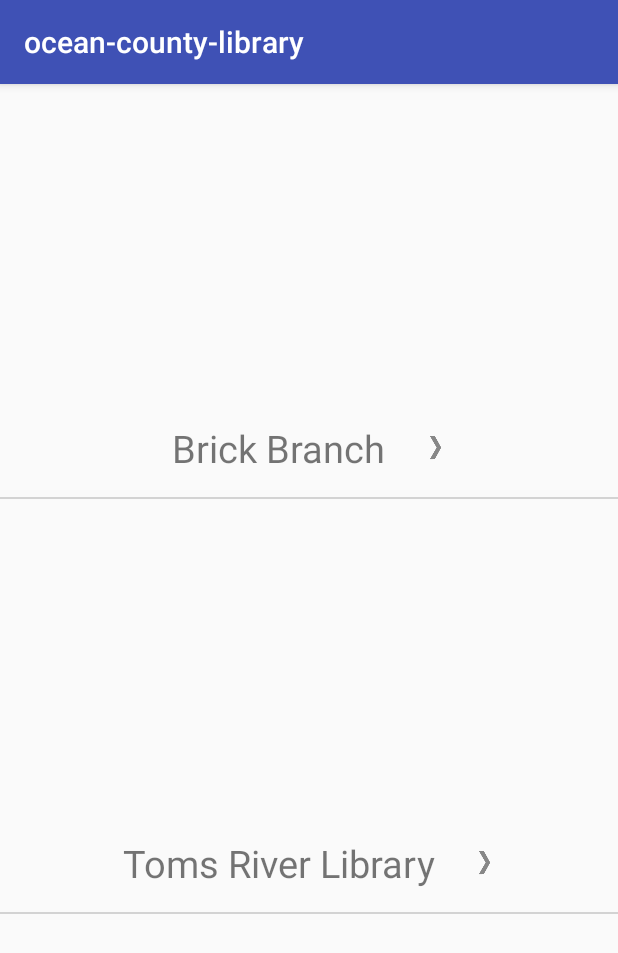
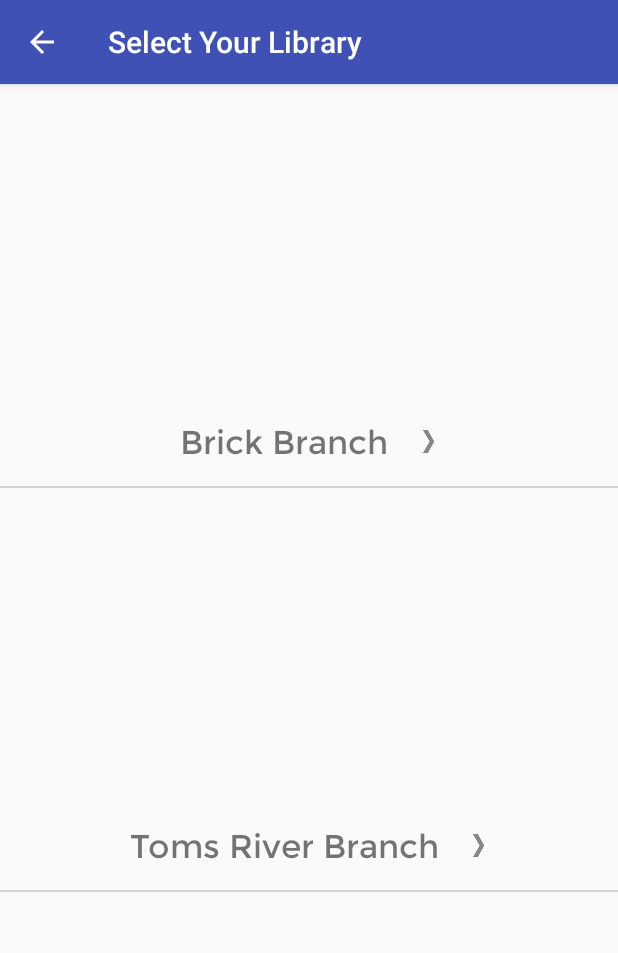
Before and after one commit to gfitz/upgraded-ocean-county-library, an Android app: the LibraryLocatorFragment screen opened directly, with no data from a screen before it, on a phone screen of 412 x 824 dp. Shown: the top 953 px of the screen. Run offline under Robolectric (Android 15) with nearby library versions, the phone set to English and light mode, and no system bars.

```diff
--- a/app/src/main/AndroidManifest.xml
+++ b/app/src/main/AndroidManifest.xml
@@ -21,7 +21,8 @@
         <activity android:name=".modules.library_website.LibraryWebsiteActivity"
             android:parentActivityName=".modules.home.HomeActivity"/>
 
-        <activity android:name=".modules.library_locator.LibraryLocatorActivity"/>
+        <activity android:name=".modules.library_locator.LibraryLocatorActivity"
+            android:parentActivityName=".modules.home.HomeActivity"/>
 
     </application>
 
--- a/app/src/main/java/com/sunlightsoftware/android/ocean_county_library/Constant.java
+++ b/app/src/main/java/com/sunlightsoftware/android/ocean_county_library/Constant.java
@@ -15,5 +15,8 @@ public class Constant {
     public static final Uri myAccountURL = Uri
             .parse("https://pac.theoceancountylibrary.org/Mobile/MyAccount/Logon");
 
+    //Typeface
+    public static final String MONTSERRAT_FONT = "fonts/Montserrat-Regular.ttf";
+
 
 }
--- a/app/src/main/java/com/sunlightsoftware/android/ocean_county_library/components/view_components/homebutton/HomeButton.java
+++ b/app/src/main/java/com/sunlightsoftware/android/ocean_county_library/components/view_components/homebutton/HomeButton.java
@@ -10,6 +10,7 @@ import android.widget.LinearLayout;
 import android.widget.RelativeLayout;
 import android.widget.TextView;
 
+import com.sunlightsoftware.android.ocean_county_library.Constant;
 import com.sunlightsoftware.android.ocean_county_library.R;
 
 /**
@@ -43,7 +44,7 @@ public class HomeButton extends RelativeLayout {
         mHomeButtonIcon = (ImageView) findViewById(R.id.home_button_icon);
         mHomeButtonDescription = (TextView) findViewById(R.id.home_button_description);
         mHomeButtonDescription.setTypeface(Typeface
-                .createFromAsset(getContext().getAssets(), "fonts/Montserrat-Regular.ttf"));
+                .createFromAsset(getContext().getAssets(), Constant.MONTSERRAT_FONT));
         mButton = (Button) findViewById(R.id.home_button);
     }
 
--- a/app/src/main/java/com/sunlightsoftware/android/ocean_county_library/modules/home/HomeFragment.java
+++ b/app/src/main/java/com/sunlightsoftware/android/ocean_county_library/modules/home/HomeFragment.java
@@ -46,7 +46,7 @@ public class HomeFragment extends Fragment {
         View v = inflater.inflate(R.layout.fragment_home, container, false);
 
         mBannerTextView = (TextView) v.findViewById(R.id.home_banner_text_view);
-        mBannerTextView.setTypeface(Typeface.createFromAsset(getActivity().getAssets(), "fonts/Montserrat-Regular.ttf"));
+        mBannerTextView.setTypeface(Typeface.createFromAsset(getActivity().getAssets(), Constant.MONTSERRAT_FONT));
 
         mSearchTheCatalogButton = (HomeButton) v.findViewById(R.id.search_the_catalog_button);
         mSearchTheCatalogButton.setImageResource(R.drawable.searchthecatalog);
--- a/app/src/main/java/com/sunlightsoftware/android/ocean_county_library/modules/library_locator/LibraryLocatorFragment.java
+++ b/app/src/main/java/com/sunlightsoftware/android/ocean_county_library/modules/library_locator/LibraryLocatorFragment.java
@@ -1,9 +1,11 @@
 package com.sunlightsoftware.android.ocean_county_library.modules.library_locator;
 
 import android.graphics.Point;
+import android.graphics.Typeface;
 import android.os.Bundle;
 import android.support.annotation.Nullable;
 import android.support.v4.app.Fragment;
+import android.support.v7.app.AppCompatActivity;
 import android.support.v7.widget.LinearLayoutManager;
 import android.support.v7.widget.RecyclerView;
 import android.view.LayoutInflater;
@@ -12,6 +14,7 @@ import android.view.ViewGroup;
 import android.widget.ImageView;
 import android.widget.TextView;
 
+import com.sunlightsoftware.android.ocean_county_library.Constant;
 import com.sunlightsoftware.android.ocean_county_library.R;
 import com.sunlightsoftware.android.ocean_county_library.components.manager.LibraryManager;
 import com.sunlightsoftware.android.ocean_county_library.components.utils.AsyncDrawable;
@@ -35,6 +38,8 @@ public class LibraryLocatorFragment extends Fragment {
         super.onCreate(savedInstanceState);
 
         mLibraryManager = new LibraryManager(getActivity());
+        AppCompatActivity activity = (AppCompatActivity) getActivity();
+        activity.getSupportActionBar().setTitle(getString(R.string.select_your_library));
 
     }
 
@@ -57,8 +62,12 @@ public class LibraryLocatorFragment extends Fragment {
         public LibraryHolder(LayoutInflater inflater, ViewGroup container) {
             super(inflater.inflate(R.layout.library_list_item, container, false));
 
-            mLibraryImageView = (ImageView) itemView.findViewById(R.id.library_list_item_image_view);
+            mLibraryImageView = (ImageView) itemView
+                    .findViewById(R.id.library_list_item_image_view);
+
             mNameTextView = (TextView) itemView.findViewById(R.id.library_list_item_text_view);
+            mNameTextView.setTypeface(Typeface.createFromAsset(getActivity().getAssets(),
+                    Constant.MONTSERRAT_FONT));
         }
 
         public void bindLibrary(final Library library) {
--- a/app/src/main/res/layout/library_list_item.xml
+++ b/app/src/main/res/layout/library_list_item.xml
@@ -19,12 +19,16 @@
 
         <TextView
             android:id="@+id/library_list_item_text_view"
-            android:textSize="25sp"
+            android:textSize="22sp"
             android:layout_width="wrap_content"
             android:layout_height="wrap_content"
+            android:layout_gravity="center"
             android:drawableRight="@drawable/arrow_right"
             android:drawableEnd="@drawable/arrow_right"
-            android:drawablePadding="20dp"/>
+            android:drawablePadding="14dp"
+            android:paddingLeft="16dp"
+            android:paddingRight="16dp"
+            android:textAlignment="center"/>
 
 
     </LinearLayout>
--- a/app/src/main/res/values/strings.xml
+++ b/app/src/main/res/values/strings.xml
@@ -4,4 +4,5 @@
     <string name="search_the_catalog">Search the Catalog</string>
     <string name="my_account">My Account</string>
     <string name="library_locator">Library Locator</string>
+    <string name="select_your_library">Select Your Library</string>
 </resources>
```
Also changed, not shown: app/src/main/assets/library_photos/toms_river_branch.png (renamed from app/src/main/assets/library_photos/toms_river_library.png), 1 other file.
